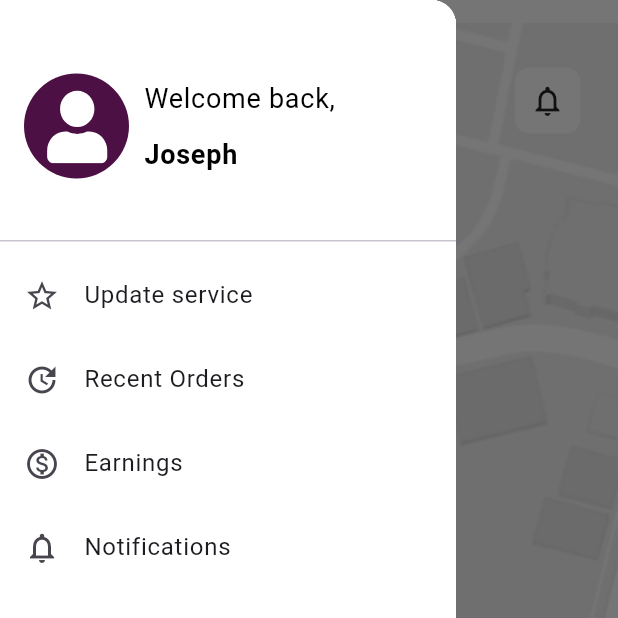
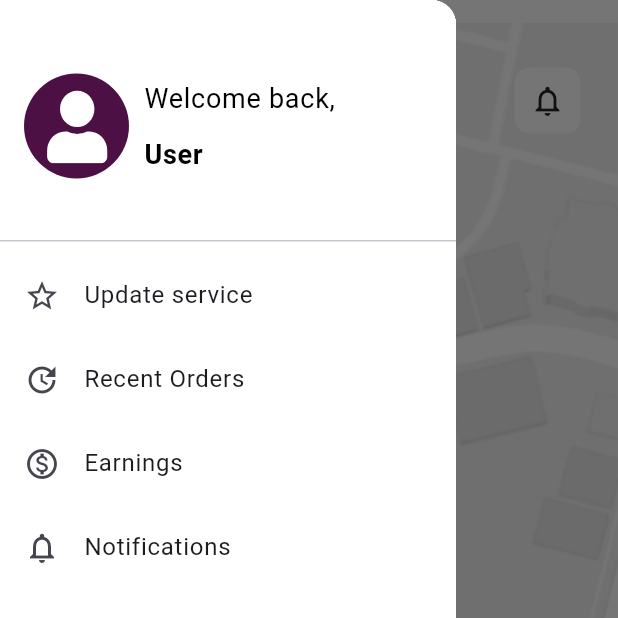
Before and after one commit to Paralexapp/paralex-mobile, a Flutter app: the DeliveryInfo1 screen opened by its route, with the side drawer open, on a phone screen of 412 x 824 dp, the top half of it. Run offline on Flutter 3.47's test engine with Material 3 defaults, Android fonts, the phone set to English and light mode, and no system bars; our stand-ins replace audioplayers, dio, dotted_border, email_validator, fl_chart, flutter_holo_date_picker and 12 more; missing offline and left inert: ffmpeg_kit_flutter, flutter_sound; project files that could hold a hidden picture were left out.

```diff
--- a/paralex/lib/service_provider/view/drawer.dart
+++ b/paralex/lib/service_provider/view/drawer.dart
@@ -3,15 +3,13 @@ import 'package:flutter_svg/svg.dart';
 import 'package:get/get.dart';
 import '../../reusables/paints.dart';
 import '../../routes/navs.dart';
-import 'package:paralex/service_provider/controllers/signup_controller.dart';
 import '../controllers/user_choice_controller.dart';
 
 class MyDrawer extends StatelessWidget {
-  const MyDrawer({Key? key}) : super(key: key);
+  const MyDrawer({super.key});
 
   @override
   Widget build(BuildContext context) {
-    // Fetch the UserChoiceController
     final userChoiceController = Get.find<UserChoiceController>();
 
     return Drawer(
@@ -26,7 +24,7 @@ class MyDrawer extends StatelessWidget {
             child: Row(
               children: [
                 GestureDetector(
-                  onTap: (){
+                  onTap: () {
                     Get.toNamed(Nav.profile);
                   },
                   child: Container(
@@ -35,7 +33,8 @@ class MyDrawer extends StatelessWidget {
                     padding: const EdgeInsets.all(10),
                     decoration: BoxDecoration(
                       borderRadius: BorderRadius.circular(50),
-                        color: PaintColors.paralexpurple),
+                      color: PaintColors.paralexpurple,
+                    ),
                     child: SvgPicture.asset(
                       "assets/images/blue_blank_human_image.svg",
                       colorFilter:
@@ -47,23 +46,29 @@ class MyDrawer extends StatelessWidget {
                 Column(
                   mainAxisAlignment: MainAxisAlignment.center,
                   crossAxisAlignment: CrossAxisAlignment.start,
-                  children: const [
-                    Text(
+                  children: [
+                    const Text(
                       "Welcome back,",
                       style: TextStyle(
                         color: Colors.black,
                         fontSize: 18,
                       ),
                     ),
-                    SizedBox(height: 10),
-                    Text(
-                      "Joseph",
-                      style: TextStyle(
+                    const SizedBox(height: 10),
+                    Obx(() {
+                      final firstName = userChoiceController.firstName.value;
+                      final lastName = userChoiceController.lastName.value;
+                      return Text(
+                        firstName.isEmpty && lastName.isEmpty
+                            ? "User" // Fallback text
+                            : "$firstName $lastName",
+                        style: const TextStyle(
                           color: Colors.black,
                           fontSize: 18,
                           fontWeight: FontWeight.bold,
                         ),
-                    ),
+                      );
+                    }),
                   ],
                 ),
               ],
```
Also changed, not shown: paralex/lib/paralegal/lawyer_dashboard.dart (+48 -5 lines), paralex/lib/screens/users/auth_process/login.dart (+18 -10 lines), paralex/pubspec.lock. Lines whose indentation alone changed are shown as unchanged.
